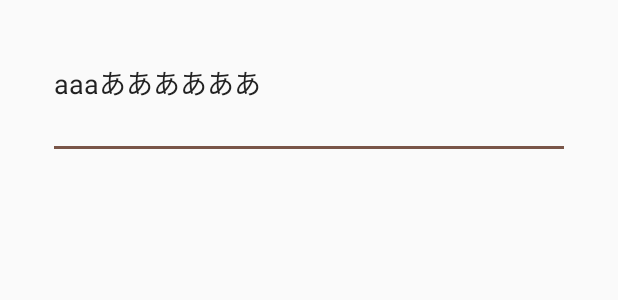
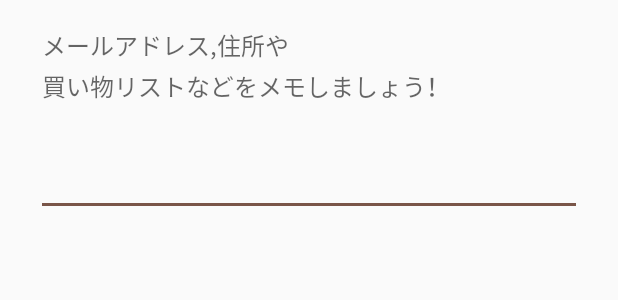
Before and after one commit to junkuvo/InputHelper, an Android app: the layout dialog_save_data.xml on its own in the app's theme, with its tools: preview values and no code run, on a phone screen of 412 x 824 dp. Shown: the top 300 px of the screen. Run offline under Robolectric (Android 15) with nearby library versions, the phone set to English and light mode, and no system bars.

Commit message:
no message

```diff
--- a/app/src/main/java/junkuvo/apps/inputhelper/InputListActivity.java
+++ b/app/src/main/java/junkuvo/apps/inputhelper/InputListActivity.java
@@ -66,7 +66,7 @@ public class InputListActivity extends AppCompatActivity implements InputListFra
         Snackbar.make(findViewById(R.id.main), "通知からいつでも利用できるようになりました！", Snackbar.LENGTH_LONG).show();
 
         fabSpeak = findViewById(R.id.fab_speak);
-        fabSpeak.setOnClickListener(view -> IntentUtil.startVoiceRecognizer(this, this));
+        fabSpeak.setOnClickListener(view -> IntentUtil.startVoiceRecognizer(this, this, findViewById(R.id.main)));
 
         adW = ((App) getApplication()).getAdW();
         adH = ((App) getApplication()).getAdH();
@@ -78,13 +78,13 @@ public class InputListActivity extends AppCompatActivity implements InputListFra
         inputListCreator.createInputItemEditDialog(InputListActivity.this, new InputListCreator.InputEditDialogEventListener() {
             @Override
             public void onPositiveButtonClick(DialogInterface dialogInterface, int id) {
-                if (adapter.isEmpty()) {
+//                if (adapter.isEmpty()) {
                     OrderedRealmCollection<ListItemData> list = RealmUtil.selectAllItem(((App) getApplication()).getRealm());
                     if ((list != null) && list.size() > 0) {
                         adapter.setRealmReferenceToAdapter(list);
                         fab.clearAnimation();
                     }
-                }
+//                }
             }
 
             @Override
--- a/app/src/main/java/junkuvo/apps/inputhelper/InputListCreator.java
+++ b/app/src/main/java/junkuvo/apps/inputhelper/InputListCreator.java
@@ -56,7 +56,6 @@ public class InputListCreator {
         builder.setMessage("保存しておきたいメモを\n入力してください")
                 .setView(view)
                 .setPositiveButton("保存", (dialog, id) -> {
-
                     String content = ((AppCompatEditText) view.findViewById(R.id.et_content)).getText().toString();
                     InputItemUtil.save(realm, content);
                     Snackbar.make(activity.findViewById(R.id.main), "保存しました！", Snackbar.LENGTH_SHORT).show();
--- a/app/src/main/res/drawable/ic_add_black_24dp.xml
+++ b/app/src/main/res/drawable/ic_mode_edit_black_24dp.xml
@@ -1,4 +1,4 @@
 <?xml version="1.0" encoding="UTF-8" standalone="no"?>
 <vector xmlns:android="http://schemas.android.com/apk/res/android" android:height="24dp" android:viewportHeight="24.0" android:viewportWidth="24.0" android:width="24dp">
-    <path android:fillColor="#000000" android:pathData="M19,13h-6v6h-2v-6H5v-2h6V5h2v6h6v2z"/>
+    <path android:fillColor="#000000" android:pathData="M3,17.25V21h3.75L17.81,9.94l-3.75,-3.75L3,17.25zM20.71,7.04c0.39,-0.39 0.39,-1.02 0,-1.41l-2.34,-2.34c-0.39,-0.39 -1.02,-0.39 -1.41,0l-1.83,1.83 3.75,3.75 1.83,-1.83z"/>
 </vector>
--- /dev/null
+++ b/app/src/main/res/drawable/ripple.xml
@@ -0,0 +1,2 @@
+<?xml version="1.0" encoding="utf-8"?>
+<selector />
--- a/app/src/main/res/layout/activity_input_list.xml
+++ b/app/src/main/res/layout/activity_input_list.xml
@@ -45,7 +45,7 @@
             android:layout_marginLeft="@dimen/fab_margin"
             android:layout_marginRight="@dimen/fab_margin"
             android:layout_marginTop="@dimen/fab_margin"
-            app:backgroundTint="@color/basic_gray300"
+            app:backgroundTint="@color/basic_gray100"
             android:tint="@color/colorAccent"
             android:src="@drawable/ic_keyboard_voice_black_24dp" />
 
@@ -55,7 +55,7 @@
             android:layout_height="wrap_content"
             android:layout_margin="@dimen/fab_margin"
             android:tint="@android:color/white"
-            android:src="@drawable/ic_add_black_24dp" />
+            android:src="@drawable/ic_mode_edit_black_24dp" />
 
     </LinearLayout>
 
--- a/app/src/main/res/layout/dialog_save_data.xml
+++ b/app/src/main/res/layout/dialog_save_data.xml
@@ -3,15 +3,20 @@
     xmlns:tools="http://schemas.android.com/tools"
     android:orientation="vertical" android:layout_width="match_parent"
     android:layout_height="match_parent"
-    android:padding="32dp">
+    android:paddingTop="@dimen/basic_margin_8dp"
+    android:paddingLeft="24dp"
+    android:paddingRight="24dp">
 
     <android.support.v7.widget.AppCompatEditText
         android:id="@+id/et_content"
         android:layout_width="match_parent"
         android:layout_height="wrap_content"
+        android:lineSpacingMultiplier="1.1"
+        android:lineSpacingExtra="0.1dp"
         android:gravity="left"
         android:hint="メールアドレス,住所や\n買い物リストなどをメモしましょう！"
-        android:maxLines="8"
-        tools:text="aaaああああああ"
+        android:textSize="16sp"
+        android:lines="5"
+        tools:text="@tools:sample/lorem/random"
         />
 </LinearLayout>
--- a/app/src/main/res/layout/viewholder_list_item.xml
+++ b/app/src/main/res/layout/viewholder_list_item.xml
@@ -14,9 +14,9 @@
         android:maxLines="3"
         android:textSize="16sp"
         android:lineSpacingMultiplier="1.1"
+        android:lineSpacingExtra="0.1dp"
         android:ellipsize="end"
         android:layout_margin="@dimen/text_margin"
-        android:textAppearance="?attr/textAppearanceListItem"
         tools:text="1234567890\nqwertyui"/>
     <android.support.v7.widget.AppCompatImageView
         android:id="@+id/ivCopy"
```
Also changed, not shown: app/src/main/java/junkuvo/apps/inputhelper/util/IntentUtil.java (+14 -1 lines), app/src/main/res/values/dimens.xml (+21 -0 lines).
